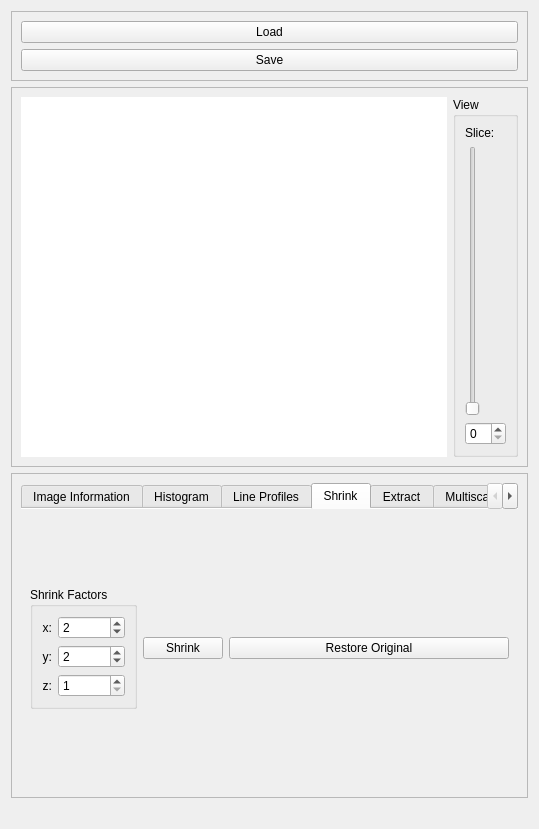
This is source/modules/image_widget/ImageWidget.ui in josefkoller/ambient_image_processor as Qt 5 draws it before an edit. The edited form follows.
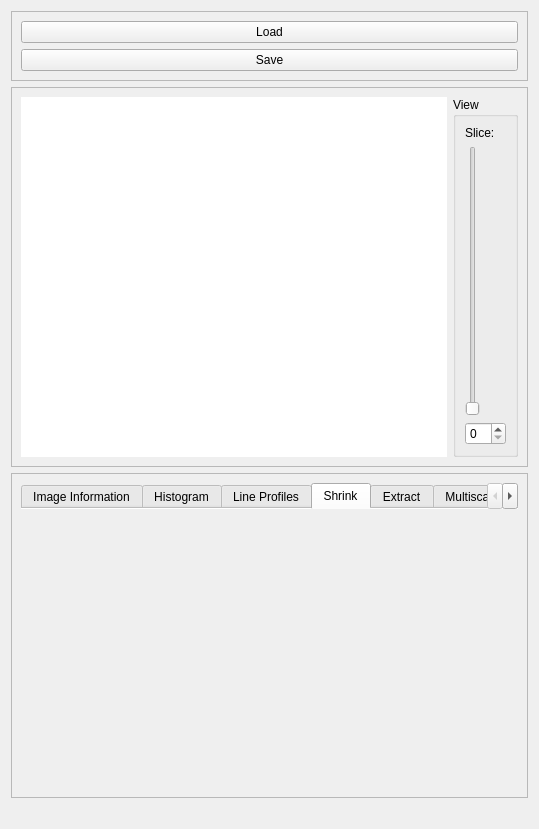
This is the edited form. The open tabs and pages were chosen to show the change. Custom widgets are drawn as their Qt base class.

Commit message: shrink module

```diff
--- a/source/modules/image_widget/ImageWidget.ui
+++ b/source/modules/image_widget/ImageWidget.ui
@@ -235,105 +235,7 @@
           </attribute>
           <layout class="QHBoxLayout" name="horizontalLayout_4">
            <item>
-            <widget class="QGroupBox" name="groupBox_2">
-             <property name="sizePolicy">
-              <sizepolicy hsizetype="Maximum" vsizetype="Maximum">
-               <horstretch>0</horstretch>
-               <verstretch>0</verstretch>
-              </sizepolicy>
-             </property>
-             <property name="title">
-              <string>Shrink Factors</string>
-             </property>
-             <layout class="QGridLayout" name="gridLayout_5">
-              <item row="0" column="0" colspan="2">
-               <widget class="QLabel" name="label_9">
-                <property name="text">
-                 <string>x:</string>
-                </property>
-                <property name="alignment">
-                 <set>Qt::AlignRight|Qt::AlignTrailing|Qt::AlignVCenter</set>
-                </property>
-               </widget>
-              </item>
-              <item row="3" column="2">
-               <widget class="QSpinBox" name="shrink_factor_z">
-                <property name="minimum">
-                 <number>1</number>
-                </property>
-                <property name="maximum">
-                 <number>999999</number>
-                </property>
-               </widget>
-              </item>
-              <item row="1" column="0" colspan="2">
-               <widget class="QLabel" name="label_13">
-                <property name="text">
-                 <string>y:</string>
-                </property>
-                <property name="alignment">
-                 <set>Qt::AlignRight|Qt::AlignTrailing|Qt::AlignVCenter</set>
-                </property>
-               </widget>
-              </item>
-              <item row="3" column="0" colspan="2">
-               <widget class="QLabel" name="label_14">
-                <property name="text">
-                 <string>z:</string>
-                </property>
-                <property name="alignment">
-                 <set>Qt::AlignRight|Qt::AlignTrailing|Qt::AlignVCenter</set>
-                </property>
-               </widget>
-              </item>
-              <item row="0" column="2">
-               <widget class="QSpinBox" name="shrink_factor_x">
-                <property name="minimum">
-                 <number>1</number>
-                </property>
-                <property name="maximum">
-                 <number>999999</number>
-                </property>
-                <property name="value">
-                 <number>2</number>
-                </property>
-               </widget>
-              </item>
-              <item row="1" column="2">
-               <widget class="QSpinBox" name="shrink_factor_y">
-                <property name="minimum">
-                 <number>1</number>
-                </property>
-                <property name="maximum">
-                 <number>999999</number>
-                </property>
-                <property name="value">
-                 <number>2</number>
-                </property>
-               </widget>
-              </item>
-             </layout>
-            </widget>
-           </item>
-           <item>
-            <widget class="QPushButton" name="shrink_button">
-             <property name="sizePolicy">
-              <sizepolicy hsizetype="Maximum" vsizetype="Fixed">
-               <horstretch>0</horstretch>
-               <verstretch>0</verstretch>
-              </sizepolicy>
-             </property>
-             <property name="text">
-              <string>Shrink</string>
-             </property>
-            </widget>
-           </item>
-           <item>
-            <widget class="QPushButton" name="restore_original_button">
-             <property name="text">
-              <string>Restore Original</string>
-             </property>
-            </widget>
+            <widget class="ShrinkWidget" name="shrink_widget" native="true"/>
            </item>
           </layout>
          </widget>
@@ -795,6 +697,12 @@
    <header location="global">source/modules/spline_interpolation/SplineInterpolationWidget.h</header>
    <container>1</container>
   </customwidget>
+  <customwidget>
+   <class>ShrinkWidget</class>
+   <extends>QWidget</extends>
+   <header>source/modules/shrink/ShrinkWidget.h</header>
+   <container>1</container>
+  </customwidget>
  </customwidgets>
  <resources/>
  <connections/>
```
Left out of the diff: 2 changed lines with no effect on the pictures. The commit also changes 10 other files.
